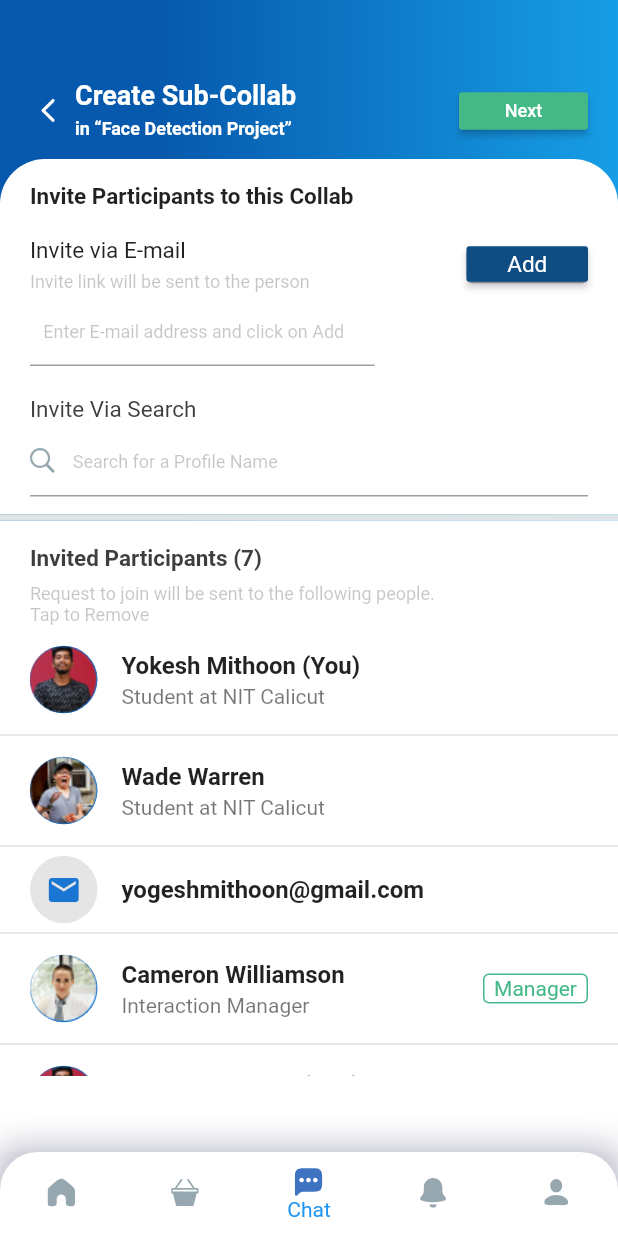
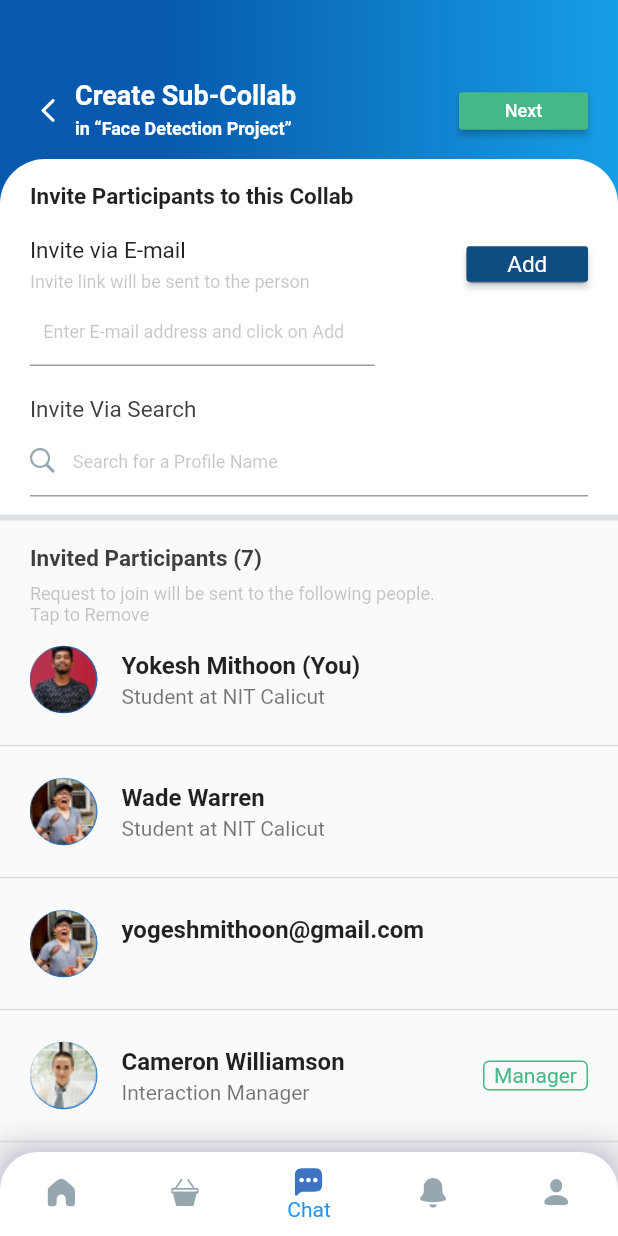
Before and after one commit to reshare-tech/Create_Collab-CC5, a Flutter app: the screen it shows after launch, on a phone screen of 412 x 824 dp. Run offline on Flutter 3.47's test engine with Material 2 defaults, Android fonts, the phone set to English and light mode, and no system bars; our stand-ins replace flutter_svg; Roboto replaces fonts that are missing (Proxima Nova).

Commit message:
added listview.builder

```diff
--- a/lib/main.dart
+++ b/lib/main.dart
@@ -81,141 +81,66 @@ class CC5 extends StatelessWidget {
 
   @override
   Widget build(BuildContext context) {
-    List<Widget> items2 = [
-      ListTile(
-        leading: CircleAvatar(
-            minRadius: 22.5,
-            maxRadius: 22.5,
-            child: Image.asset("assets/images/Vector (1).png")),
-        contentPadding: EdgeInsets.only(left: 20),
-        title: Text(
-          "Yokesh Mithoon (You)",
-          style: TextStyle(fontWeight: FontWeight.w600),
-        ),
-        subtitle: Text(
-          "Student at NIT Calicut",
-          style: TextStyle(fontWeight: FontWeight.w400),
-        ),
-      ),
-      Divider(
-        height: 2,
-        thickness: 1,
-      ),
-      ListTile(
-        leading: CircleAvatar(
-            minRadius: 22.5,
-            maxRadius: 22.5,
-            child: Image.asset("assets/images/Vector (2).png")),
-        contentPadding: EdgeInsets.only(left: 20),
-        title: Text(
-          "Wade Warren",
-          style: TextStyle(fontWeight: FontWeight.w600),
-        ),
-        subtitle: Text(
-          "Student at NIT Calicut",
-          style: TextStyle(fontWeight: FontWeight.w400),
-        ),
-      ),
-      Divider(
-        height: 2,
-        thickness: 1,
-      ),
-      ListTile(
-        leading: CircleAvatar(
-          minRadius: 22.5,
-          maxRadius: 22.5,
-          backgroundColor: Color(0xffe5e5e5),
-          child: Icon(Icons.mail),
-        ),
-        contentPadding: EdgeInsets.only(left: 20),
-        title: Text(
-          "yogeshmithoon@gmail.com",
-          style: TextStyle(fontWeight: FontWeight.w600),
-        ),
-      ),
-      Divider(
-        height: 2,
-        thickness: 1,
-      ),
-      ListTile(
-        leading: CircleAvatar(
-            minRadius: 22.5,
-            maxRadius: 22.5,
-            child: Image.asset("assets/images/Vector (3).png")),
-        contentPadding: EdgeInsets.only(left: 20, right: 20),
-        title: Text(
-          "Cameron Williamson",
-          style: TextStyle(fontWeight: FontWeight.w600),
-        ),
-        subtitle: Text(
-          "Interaction Manager",
-          style: TextStyle(fontWeight: FontWeight.w400),
-        ),
-        trailing: Container(
-          alignment: Alignment.center,
-          width: 70,
-          height: 20,
-          decoration: BoxDecoration(
-            borderRadius: BorderRadius.circular(4),
-            border: Border.all(color: Color(0xff44b887)),
-          ),
-          child: Text(
-            "Manager",
-            style: TextStyle(color: Color(0xff44b887)),
-          ),
-        ),
-      ),
-      Divider(
-        height: 2,
-        thickness: 1,
-      ),
-      ListTile(
-        leading: CircleAvatar(
-            minRadius: 22.5,
-            maxRadius: 22.5,
-            child: Image.asset("assets/images/Vector (1).png")),
-        contentPadding: EdgeInsets.only(left: 20),
-        title: Text(
-          "Yokesh Mithoon (You)",
-          style: TextStyle(fontWeight: FontWeight.w600),
-        ),
-        subtitle: Text(
-          "Student at NIT Calicut",
-          style: TextStyle(fontWeight: FontWeight.w400),
-        ),
-      ),
-      Divider(
-        height: 2,
-        thickness: 1,
-      ),
-      ListTile(
-        leading: CircleAvatar(
-            minRadius: 22.5,
-            maxRadius: 22.5,
-            child: Image.asset("assets/images/Vector (1).png")),
-        contentPadding: EdgeInsets.only(left: 20),
-        title: Text(
-          "Yokesh Mithoon (You)",
-          style: TextStyle(fontWeight: FontWeight.w600),
-        ),
-        subtitle: Text(
-          "Student at NIT Calicut",
-          style: TextStyle(fontWeight: FontWeight.w400),
-        ),
-      ),
-      Divider(
-        height: 2,
-        thickness: 1,
-      ),
+    List data = [
+      {
+        "title": "Yokesh Mithoon (You)",
+        "subtitle": "Student at NIT Calicut",
+        "icon": "assets/images/Vector (1).png",
+        "badge": "",
+      },
+      {
+        "title": "Wade Warren",
+        "subtitle": "Student at NIT Calicut",
+        "icon": "assets/images/Vector (2).png",
+        "badge": "",
+      },
+      {
+        "title": "yogeshmithoon@gmail.com",
+        "subtitle": "",
+        "icon": "assets/images/Vector (2).png",
+        "badge": "",
+      },
+      {
+        "title": "Cameron Williamson",
+        "subtitle": "Interaction Manager",
+        "icon": "assets/images/Vector (3).png",
+        "badge": "Manager",
+      },
+      {
+        "title": "Yokesh Mithoon (You)",
+        "subtitle": "Student at NIT Calicut",
+        "icon": "assets/images/Vector (1).png",
+        "badge": "",
+      },
+      {
+        "title": "Wade Warren",
+        "subtitle": "Student at NIT Calicut",
+        "icon": "assets/images/Vector (2).png",
+        "badge": "",
+      },
+      {
+        "title": "yogeshmithoon@gmail.com",
+        "subtitle": "",
+        "icon": "assets/images/Vector (2).png",
+        "badge": "",
+      },
+      {
+        "title": "Cameron Williamson",
+        "subtitle": "Interaction Manager",
+        "icon": "assets/images/Vector (3).png",
+        "badge": "Manager",
+      },
     ];
+
     var size = MediaQuery.of(context).size;
     return Container(
       height: size.height,
       width: size.width,
       child: Stack(
+        overflow: Overflow.visible,
         children: [
           Container(
-            height: size.height,
+            height: 300,
             decoration: BoxDecoration(
                 gradient: LinearGradient(
                     colors: [Color(0xff0659ac), Color(0xff179ee6)],
@@ -225,7 +150,6 @@ class CC5 extends StatelessWidget {
               contentPadding:
                   EdgeInsets.only(top: 22, bottom: 0, left: 0, right: 0),
               leading: Container(
-                height: double.infinity,
                 child: IconButton(
                   onPressed: () {},
                   padding: EdgeInsets.only(right: 40),
@@ -273,6 +197,7 @@ class CC5 extends StatelessWidget {
           ),
           Positioned(
             top: 106,
+            height: size.height - kBottomNavigationBarHeight - 106,
             width: size.width,
             child: Column(
               children: <Widget>[
@@ -376,18 +301,10 @@ class CC5 extends StatelessWidget {
                   ),
                 ),
                 Container(
-                  width: size.width,
-                  height: 4,
-                  color: Colors.white,
-                  child: Container(
-                      width: size.width,
-                      height: 4,
-                      color: Color(0xff96a7af).withOpacity(0.3)),
-                ),
-                Container(
-                  height: size.height,
-                  width: size.width,
-                  color: Colors.white,
+                    width: size.width,
+                    height: 4,
+                    color: Color(0xff96a7af).withOpacity(0.3)),
+                Expanded(
                   child: Column(
                     crossAxisAlignment: CrossAxisAlignment.start,
                     children: <Widget>[
@@ -424,16 +341,48 @@ class CC5 extends StatelessWidget {
                               color: Color(0xff3e3e3e).withOpacity(0.3)),
                         ),
                       ),
-                      SingleChildScrollView(
-                        child: Container(
-                          padding: EdgeInsets.all(0),
-                          height: 300,
-                          margin: EdgeInsets.only(
-                              bottom: kBottomNavigationBarHeight),
-                          child: ListView(
-                            padding: EdgeInsets.all(0),
-                            children: items2,
+                      Expanded(
+                        child: ListView.separated(
+                          separatorBuilder: (context, index) => Divider(
+                            thickness: 1,
                           ),
+                          shrinkWrap: true,
+                          itemCount: data.length,
+                          itemBuilder: (context, index) {
+                            return ListTile(
+                              leading: CircleAvatar(
+                                  minRadius: 22.5,
+                                  maxRadius: 22.5,
+                                  child: Image.asset(data[index]["icon"])),
+                              contentPadding:
+                                  EdgeInsets.only(left: 20, right: 20),
+                              title: Text(
+                                data[index]["title"],
+                                style: TextStyle(fontWeight: FontWeight.w600),
+                              ),
+                              subtitle: Text(
+                                data[index]["subtitle"],
+                                style: TextStyle(fontWeight: FontWeight.w400),
+                              ),
+                              trailing: data[index]["badge"] == ""
+                                  ? Text("")
+                                  : Container(
+                                      alignment: Alignment.center,
+                                      width: 70,
+                                      height: 20,
+                                      decoration: BoxDecoration(
+                                        borderRadius: BorderRadius.circular(4),
+                                        border: Border.all(
+                                            color: Color(0xff44b887)),
+                                      ),
+                                      child: Text(
+                                        data[index]["badge"],
+                                        style:
+                                            TextStyle(color: Color(0xff44b887)),
+                                      ),
+                                    ),
+                            );
+                          },
                         ),
                       )
                     ],
```
